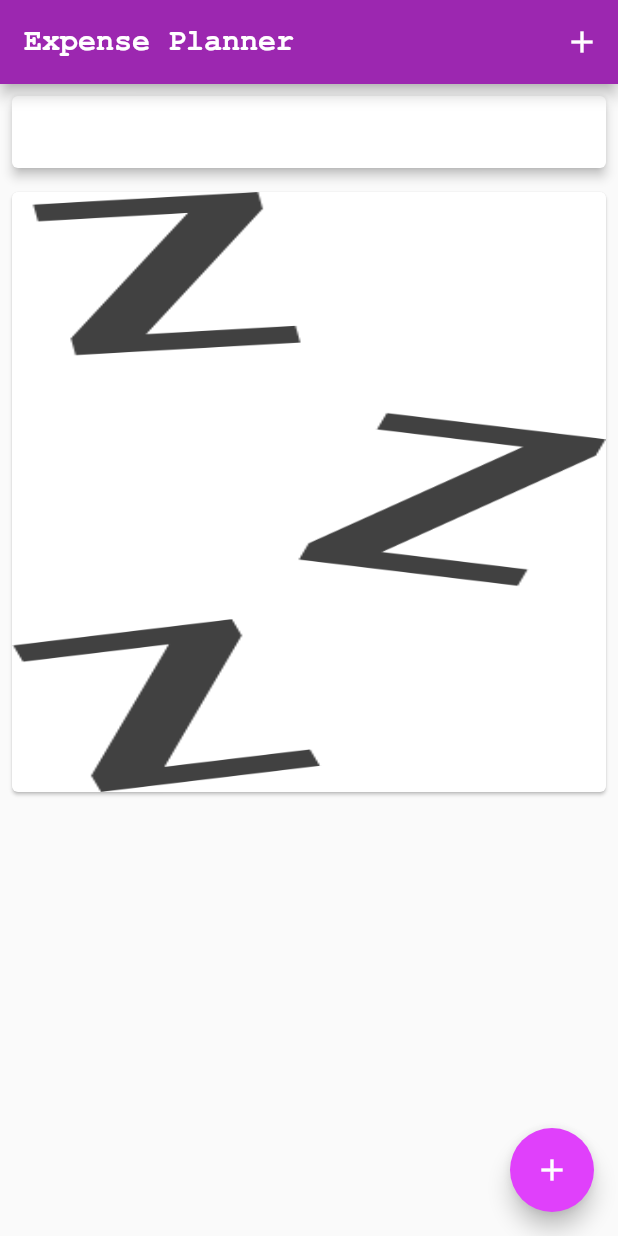
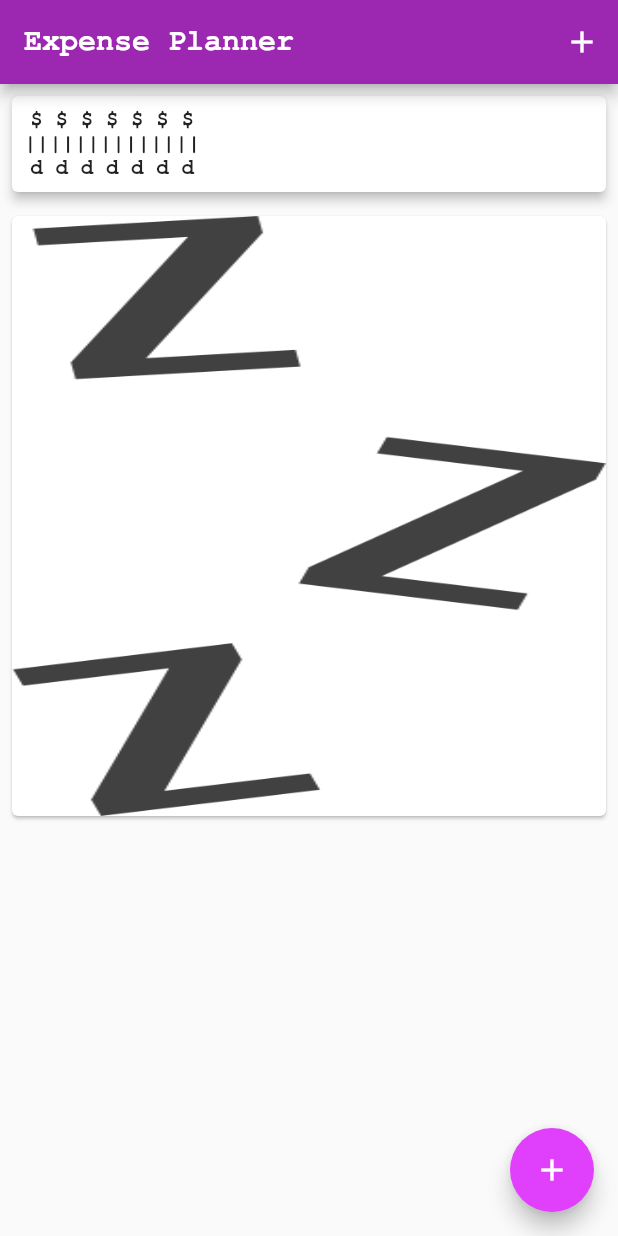
Before and after one commit to FadyFouad/expnse_planner_app, a Flutter app: the screen it shows after launch, on a phone screen of 412 x 824 dp. Run offline on Flutter 3.47's test engine with Material 2 defaults, Android fonts, the phone set to English and light mode, and no system bars; project files that could hold a hidden picture were left out.

Commit message:
Transaction Chart

```diff
--- a/lib/main.dart
+++ b/lib/main.dart
@@ -1,10 +1,9 @@
 import 'package:expnse_planner_app/transaction.dart';
 import 'package:expnse_planner_app/widgets/add_new_tx.dart';
+import 'package:expnse_planner_app/widgets/chart.dart';
 import 'package:expnse_planner_app/widgets/tx_list.dart';
 import 'package:flutter/cupertino.dart';
 import 'package:flutter/material.dart';
-
-import 'widgets/chart.dart';
 
 void main() => runApp(MyApp());
 
@@ -46,7 +45,9 @@ class _MyHomePageState extends State<MyHomePage> {
       body: SingleChildScrollView(
         child: Column(
           children: <Widget>[
-            Chart(),
+            Chart(
+              transactions: transactions,
+            ),
             Container(
               width: double.infinity,
               padding: EdgeInsets.all(8),
@@ -77,9 +78,7 @@ class _MyHomePageState extends State<MyHomePage> {
         });
   }
 
-  final List<Transaction> transactions = [
-//    Transaction(id: '1', price: 09.99, title: 'Item 01', date: DateTime.now()),
-  ];
+  final List<Transaction> transactions = [];
 
   void _addTx(String title, double price) {
     setState(() {
@@ -95,4 +94,14 @@ class _MyHomePageState extends State<MyHomePage> {
       Navigator.of(context).pop();
     });
   }
+
+  List<Transaction> get recentTx {
+    return transactions.where((tx) {
+      return tx.date.isAfter(
+        DateTime.now().subtract(
+          Duration(days: 7),
+        ),
+      );
+    }).toList();
+  }
 }
--- a/lib/widgets/chart.dart
+++ b/lib/widgets/chart.dart
@@ -1,5 +1,3 @@
-import 'dart:html';
-
 import 'package:expnse_planner_app/transaction.dart';
 import 'package:flutter/material.dart';
 import 'package:intl/intl.dart';
@@ -13,41 +11,44 @@ class Chart extends StatelessWidget {
 
   const Chart({Key key, this.transactions}) : super(key: key);
 
-  List<Map<String, Object>> get transactionGroupp {
-    return List.generate(7, (index) {
-      final weekDay = DateTime.now().subtract(Duration(days: index));
-      var sum;
-      for (var i = 0; i < transactions.length; i++) {
-        // ignore: unrelated_type_equality_checks
-        if (transactions[i].date.day == weekDay &&
-            transactions[i].date.month == weekDay.month &&
-            transactions[i].date.year == weekDay.year) {
-          sum += transactions[i].price;
-        }
-      }
-      return {'day': DateFormat.E(weekDay), 'amount': sum};
-    });
-  }
-
   @override
   Widget build(BuildContext context) {
+    print('\n$transactionGroup');
     return Card(
       child: Container(
         width: double.infinity,
         padding: EdgeInsets.all(8),
         child: Row(
-          children: <Widget>[
-            Column(
+          children: transactionGroup.map((tx) {
+            return Column(
               children: <Widget>[
-                Text(''),
-                Text(''),
+                Text('\$'),
+                Text('||'),
+                Text('d'),
               ],
-            ),
-          ],
+            );
+          }).toList(),
         ),
       ),
       elevation: 3,
       margin: EdgeInsets.all(8),
     );
   }
+
+
+  List<Map<String, Object>> get transactionGroup {
+    return List.generate(7, (index) {
+      final weekDay = DateTime.now().subtract(Duration(days: index));
+      double sum = 0;
+      for (var i = 0; i < transactions.length; i++) {
+        // ignore: unrelated_type_equality_checks
+        if (transactions[i].date.day == weekDay.day &&
+            transactions[i].date.month == weekDay.month &&
+            transactions[i].date.year == weekDay.year) {
+          sum += transactions[i].price;
+        }
+      }
+      return {'day': DateFormat.E().format(weekDay), 'amount': sum};
+    });
+  }
 }
```
